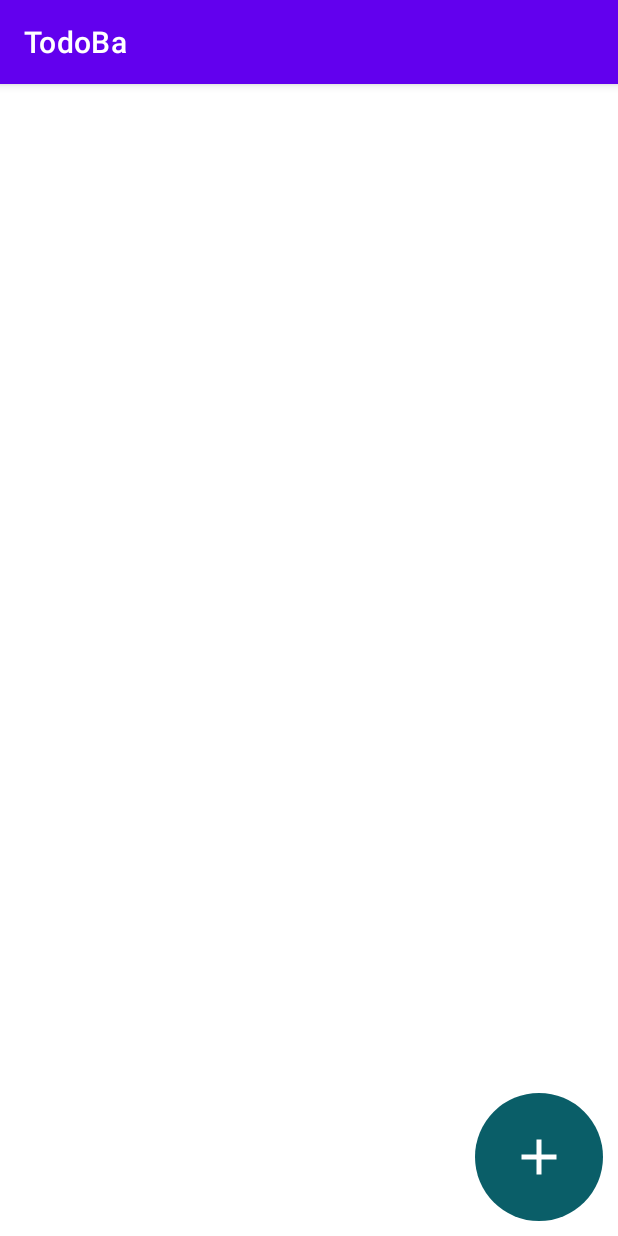
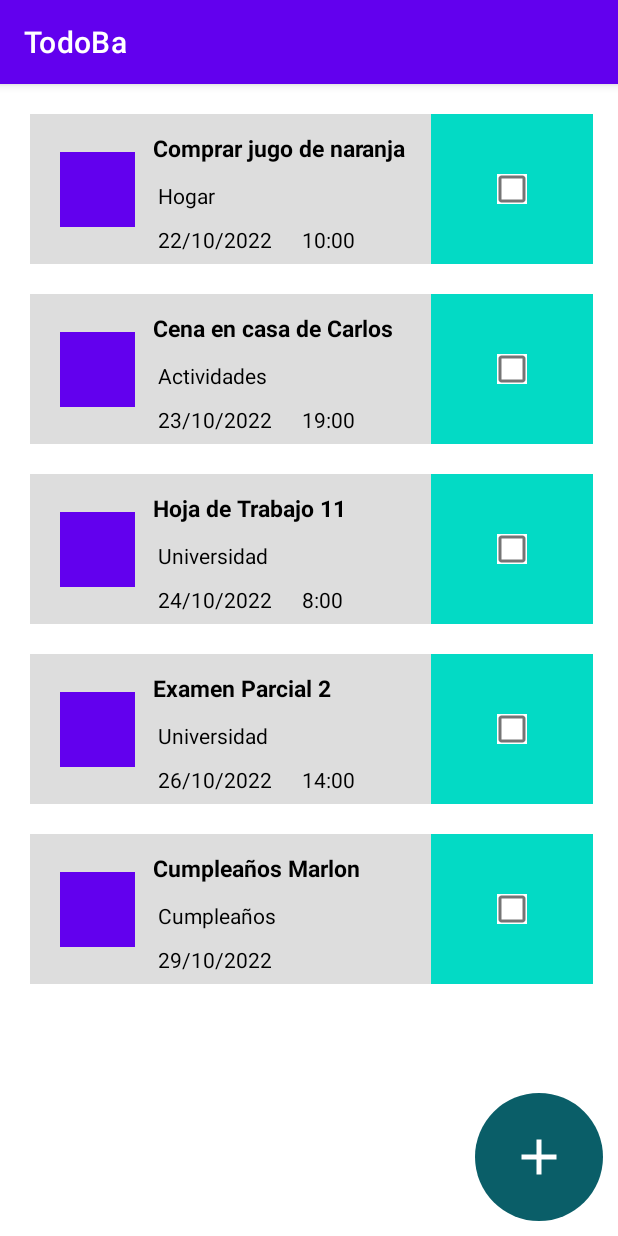
Before and after one commit to markalbrand56/PPM-Proyecto, an Android app: the HomeFragment screen opened through its navigation route, on a phone screen of 412 x 824 dp. Run offline under Robolectric (Android 15) with nearby library versions, the light colour scheme and no system bars.

Commit message:
Main navigation

```diff
--- a/app/src/main/java/com/uvg/todoba/data/model/Event.kt
+++ b/app/src/main/java/com/uvg/todoba/data/model/Event.kt
@@ -6,6 +6,8 @@ data class Event(
     val category: String,
     val date: String,
     val time: String,
+    val location: String,
+    val description: String,
 )
 
 object TestDatabase {
@@ -15,30 +17,40 @@ object TestDatabase {
             category = "Hogar",
             date = "22/10/2022",
             time = "10:00",
+            location = "Supermercado",
+            description = "Comprar jugo de naranja para el desayuno",
         ),
         Event(
             title = "Cena en casa de Carlos",
             category = "Actividades",
             date = "23/10/2022",
             time = "19:00",
+            location = "Casa de Carlos",
+            description = "Llevar gaseosa y pan",
         ),
         Event(
             title = "Hoja de Trabajo 11",
             category = "Universidad",
             date = "24/10/2022",
             time = "8:00",
+            location = "Aula 1",
+            description = "Entregar hoja de trabajo 11",
         ),
         Event(
             title = "Examen Parcial 2",
             category = "Universidad",
             date = "26/10/2022",
             time = "14:00",
+            location = "Aula 12",
+            description = "Examen parcial 2 de Programación 2",
         ),
         Event(
             title = "Cumpleaños Marlon",
             category = "Cumpleaños",
             date = "29/10/2022",
             time = "",
+            location = "Casa de Marlon",
+            description = "Llevar regalo",
         ),
     )
     fun getEvents(): MutableList<Event> {
--- a/app/src/main/java/com/uvg/todoba/ui/Fragments/HomeFragment.kt
+++ b/app/src/main/java/com/uvg/todoba/ui/Fragments/HomeFragment.kt
@@ -5,6 +5,7 @@ import androidx.fragment.app.Fragment
 import android.view.LayoutInflater
 import android.view.View
 import android.view.ViewGroup
+import androidx.navigation.findNavController
 import androidx.recyclerview.widget.LinearLayoutManager
 import com.uvg.todoba.R
 import com.uvg.todoba.data.model.Event
@@ -13,7 +14,7 @@ import com.uvg.todoba.data.util.adapters.EventAdapter
 import com.uvg.todoba.databinding.FragmentHomeBinding
 
 
-class HomeFragment : Fragment(R.layout.fragment_home) {
+class HomeFragment : Fragment(R.layout.fragment_home), EventAdapter.EventListener {
     private lateinit var binding: FragmentHomeBinding
     private lateinit var eventList: MutableList<Event>
 
@@ -40,6 +41,19 @@ class HomeFragment : Fragment(R.layout.fragment_home) {
     }
 
     private fun setListeners() {
-        TODO("Not yet implemented")
+        println()
+    }
+
+    override fun onPlaceClicked(event: Event, position: Int) {
+        requireView().findNavController().navigate(
+            HomeFragmentDirections.actionHomeFragmentToDetailsEventFragment(
+                nombre = event.title,
+                fecha = event.date,
+                hora = event.time,
+                categoria = event.category,
+                ubicacion = event.location,
+                comentarios = event.description,
+            )
+        )
     }
 }
--- a/app/src/main/java/com/uvg/todoba/ui/Fragments/LoginFragment.kt
+++ b/app/src/main/java/com/uvg/todoba/ui/Fragments/LoginFragment.kt
@@ -5,6 +5,7 @@ import androidx.fragment.app.Fragment
 import android.view.LayoutInflater
 import android.view.View
 import android.view.ViewGroup
+import androidx.navigation.fragment.findNavController
 import com.uvg.todoba.R
 import com.uvg.todoba.databinding.FragmentLoginBinding
 
@@ -27,6 +28,8 @@ class LoginFragment : Fragment(R.layout.fragment_login) {
     }
 
     private fun setListeners() {
-        TODO("Not yet implemented")
+        binding.buttonLogin.setOnClickListener{
+            findNavController().navigate(LoginFragmentDirections.actionLoginFragmentToHomeFragment())
+        }
     }
 }
--- a/app/src/main/java/com/uvg/todoba/ui/Fragments/WelcomeFragment.kt
+++ b/app/src/main/java/com/uvg/todoba/ui/Fragments/WelcomeFragment.kt
@@ -5,9 +5,34 @@ import androidx.fragment.app.Fragment
 import android.view.LayoutInflater
 import android.view.View
 import android.view.ViewGroup
+import androidx.navigation.fragment.findNavController
 import com.uvg.todoba.R
+import com.uvg.todoba.databinding.FragmentWelcomeBinding
 
 
 class WelcomeFragment : Fragment(R.layout.fragment_welcome) {
+    private lateinit var binding: FragmentWelcomeBinding
 
+    override fun onCreateView(
+        inflater: LayoutInflater,
+        container: ViewGroup?,
+        savedInstanceState: Bundle?
+    ): View? {
+        binding = FragmentWelcomeBinding.inflate(inflater, container, false)
+        return binding.root
+    }
+
+    override fun onViewCreated(view: View, savedInstanceState: Bundle?) {
+        super.onViewCreated(view, savedInstanceState)
+        setListeners()
+    }
+
+    private fun setListeners() {
+        binding.buttonLogin.setOnClickListener{
+            findNavController().navigate(WelcomeFragmentDirections.actionWelcomeFragmentToLoginFragment())
+        }
+        binding.buttonNewAccount.setOnClickListener{
+            findNavController().navigate(WelcomeFragmentDirections.actionWelcomeFragmentToCreateAccountFragment())
+        }
+    }
 }
--- a/app/src/main/res/navigation/nav_graph.xml
+++ b/app/src/main/res/navigation/nav_graph.xml
@@ -51,6 +51,24 @@
         <action
             android:id="@+id/action_detailsEventFragment_to_homeFragment"
             app:destination="@id/homeFragment" />
+        <argument
+            android:name="nombre"
+            app:argType="string" />
+        <argument
+            android:name="hora"
+            app:argType="string" />
+        <argument
+            android:name="fecha"
+            app:argType="string" />
+        <argument
+            android:name="categoria"
+            app:argType="string" />
+        <argument
+            android:name="ubicacion"
+            app:argType="string" />
+        <argument
+            android:name="comentarios"
+            app:argType="string" />
     </fragment>
     <fragment
         android:id="@+id/homeFragment"
```
Also changed, not shown: app/src/main/java/com/uvg/todoba/ui/Fragments/DetailsEventFragment.kt (+30 -0 lines), app/src/main/res/layout/fragment_welcome.xml (+4 -4 lines).
